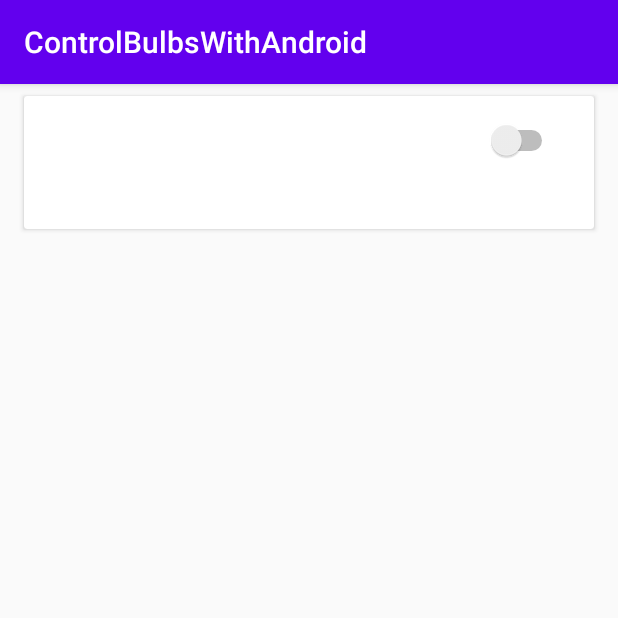
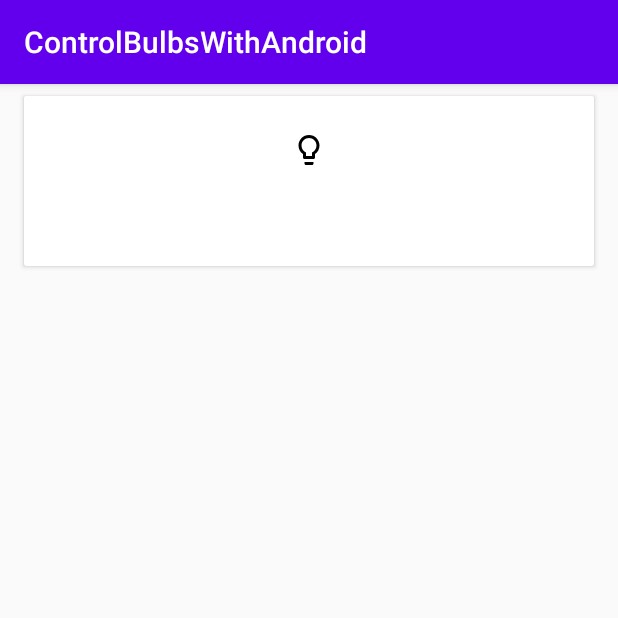
Before and after one commit to sukumDev123/ControlBulbsWithAndroid, an Android app: the BulbsListActivity screen opened directly, with no data from a screen before it, on a phone screen of 412 x 824 dp, the top half of it. Run offline under Robolectric (Android 15) with nearby library versions, the phone set to English and light mode, and no system bars.

```diff
--- a/app/src/main/java/android/bulbs/sukumandroid/controlbulbswithandroid/Bulbs/Modules/Firebase/RealTimeDbViewModel.kt
+++ b/app/src/main/java/android/bulbs/sukumandroid/controlbulbswithandroid/Bulbs/Modules/Firebase/RealTimeDbViewModel.kt
@@ -19,6 +19,7 @@ class RealTimeDbViewModel : ViewModel(){
            firebaseDatabase.getReference(nameR).child(child).child("statusBulb").setValue(status)
        }
     }
+
     fun addNewBulb(bulb : BulbsModel , nameChild : String , viewAvtivity : AppCompatActivity) {
         bulb?.let {
             firebaseDatabase.getReference(nameR).child(nameChild).setValue(bulb).addOnSuccessListener {
--- /dev/null
+++ b/app/src/main/res/drawable/ic_lightbulb_outline_black_24dp.xml
@@ -0,0 +1,9 @@
+<vector xmlns:android="http://schemas.android.com/apk/res/android"
+        android:width="24dp"
+        android:height="24dp"
+        android:viewportWidth="24.0"
+        android:viewportHeight="24.0">
+    <path
+        android:fillColor="#FF000000"
+        android:pathData="M9,21c0,0.55 0.45,1 1,1h4c0.55,0 1,-0.45 1,-1v-1L9,20v1zM12,2C8.14,2 5,5.14 5,9c0,2.38 1.19,4.47 3,5.74L8,17c0,0.55 0.45,1 1,1h6c0.55,0 1,-0.45 1,-1v-2.26c1.81,-1.27 3,-3.36 3,-5.74 0,-3.86 -3.14,-7 -7,-7zM14.85,13.1l-0.85,0.6L14,16h-4v-2.3l-0.85,-0.6C7.8,12.16 7,10.63 7,9c0,-2.76 2.24,-5 5,-5s5,2.24 5,5c0,1.63 -0.8,3.16 -2.15,4.1z"/>
+</vector>
--- /dev/null
+++ b/app/src/main/res/drawable/ic_lightbulb_outline_on.xml
@@ -0,0 +1,5 @@
+<vector android:height="36dp" android:tint="#FFFF33"
+    android:viewportHeight="24.0" android:viewportWidth="24.0"
+    android:width="36dp" xmlns:android="http://schemas.android.com/apk/res/android">
+    <path android:fillColor="#FF000000" android:pathData="M9,21c0,0.55 0.45,1 1,1h4c0.55,0 1,-0.45 1,-1v-1L9,20v1zM12,2C8.14,2 5,5.14 5,9c0,2.38 1.19,4.47 3,5.74L8,17c0,0.55 0.45,1 1,1h6c0.55,0 1,-0.45 1,-1v-2.26c1.81,-1.27 3,-3.36 3,-5.74 0,-3.86 -3.14,-7 -7,-7zM14.85,13.1l-0.85,0.6L14,16h-4v-2.3l-0.85,-0.6C7.8,12.16 7,10.63 7,9c0,-2.76 2.24,-5 5,-5s5,2.24 5,5c0,1.63 -0.8,3.16 -2.15,4.1z"/>
+</vector>
--- a/app/src/main/res/layout/activity_bulbs_list.xml
+++ b/app/src/main/res/layout/activity_bulbs_list.xml
@@ -2,6 +2,8 @@
 <androidx.cardview.widget.CardView xmlns:android="http://schemas.android.com/apk/res/android"
     xmlns:app="http://schemas.android.com/apk/res-auto"
     xmlns:tools="http://schemas.android.com/tools"
+
+    android:state_enabled="false"
     android:layout_width="match_parent"
     android:layout_height="wrap_content"
     android:layout_marginStart="16dp"
@@ -13,41 +15,39 @@
         android:id="@+id/itemOn"
         android:layout_width="match_parent"
         android:layout_height="wrap_content"
-        android:background="@drawable/common_full_open_on_phone"
-        android:padding="16dp">
+        android:padding="16dp"
+        android:background="@color/textOpenB"
+
+        app:layout_constraintBottom_toBottomOf="@+id/textViewTitle"
+        app:layout_constraintTop_toBottomOf="@+id/textViewTitle">
+
+
+        <ImageView
+            android:id="@+id/imageView"
+            android:layout_width="wrap_content"
+            android:layout_height="wrap_content"
+            android:layout_marginTop="8dp"
+            android:layout_marginEnd="8dp"
+            app:layout_constraintEnd_toEndOf="parent"
+            app:layout_constraintHorizontal_bias="0.513"
+            app:layout_constraintStart_toStartOf="parent"
+            app:layout_constraintTop_toTopOf="parent"
+            app:srcCompat="@drawable/ic_lightbulb_outline_black_24dp" />
+
         <TextView
             android:id="@+id/textViewTitle"
             android:layout_width="wrap_content"
-            android:layout_height="match_parent"
-            android:layout_marginStart="8dp"
-            android:textColor="#333333"
+            android:layout_height="39dp"
+            android:layout_marginTop="10dp"
+            android:textColor="@color/textCloseB"
             android:textSize="20sp"
             android:textStyle="bold"
-            app:layout_constraintStart_toStartOf="parent"
-            app:layout_constraintTop_toTopOf="parent"
+            app:layout_constraintEnd_toEndOf="@+id/imageView"
+            app:layout_constraintHorizontal_bias="0.494"
+            app:layout_constraintStart_toStartOf="@+id/imageView"
+            app:layout_constraintTop_toBottomOf="@+id/imageView"
             tools:text="Name Bulbs" />
 
+    </androidx.constraintlayout.widget.ConstraintLayout>
 
-        <Switch
-            android:id="@+id/swichBulb"
-            android:layout_width="wrap_content"
-            android:layout_height="wrap_content"
-            android:layout_marginEnd="8dp"
-            android:textColor="#aaaaaa"
-            android:textSize="14sp"
-            app:layout_constraintBottom_toBottomOf="@+id/textViewTitle"
-            app:layout_constraintEnd_toEndOf="parent"
-            app:layout_constraintTop_toTopOf="@+id/textViewTitle"
-            app:layout_constraintVertical_bias="0.0" />
-
-        <TextView
-            android:id="@+id/statusShow"
-            android:layout_width="wrap_content"
-            android:layout_height="match_parent"
-            android:layout_margin="10dp"
-            tools:text="status bulb open or close."
-            app:layout_constraintEnd_toEndOf="@+id/swichBulb"
-            app:layout_constraintStart_toStartOf="@+id/textViewTitle"
-            app:layout_constraintTop_toBottomOf="@+id/textViewTitle" />
-    </androidx.constraintlayout.widget.ConstraintLayout>
 </androidx.cardview.widget.CardView>
--- a/app/src/main/res/layout/activity_main.xml
+++ b/app/src/main/res/layout/activity_main.xml
@@ -15,6 +15,7 @@
         android:layout_height="wrap_content"
         android:layout_margin="20dp"
         android:text="Control The Light."
+        android:textStyle="bold"
         android:gravity="center"
         android:textColor="@color/fontColor"
         android:textSize="20dp"
--- a/app/src/main/res/values/colors.xml
+++ b/app/src/main/res/values/colors.xml
@@ -5,5 +5,10 @@
     <color name="colorAccent">#D81B60</color>
     <color name="colorBackground">#6200ee</color>
     <color name="fontColor" > #fff </color>
-    <color name="backJ" >#44ffffff</color>
+    <color name="backJ" >#ffffff</color>
+    <color name="textOpenB" >#fff</color>
+    <color name="textCloseB" >#6200ee</color>
+    <color name="backGopenB" >#000</color>
+
+
 </resources>
```
Also changed, not shown: app/src/main/java/android/bulbs/sukumandroid/controlbulbswithandroid/Bulbs/Modules/Views/CreateNewBulb.kt (+4 -3 lines), app/src/main/java/android/bulbs/sukumandroid/controlbulbswithandroid/Bulbs/Modules/adpter/BulbHolder.kt (+19 -10 lines), app/src/main/java/android/bulbs/sukumandroid/controlbulbswithandroid/Bulbs/Modules/adpter/BulbListAdpter.kt (+12 -6 lines), app/src/main/java/android/bulbs/sukumandroid/controlbulbswithandroid/MainActivity.kt (+18 -17 lines), app/src/main/res/drawable/shape_normal.xml (added, +12 -0 lines), app/src/main/res/layout/activity_create_new_bulb.xml (+31 -22 lines).
